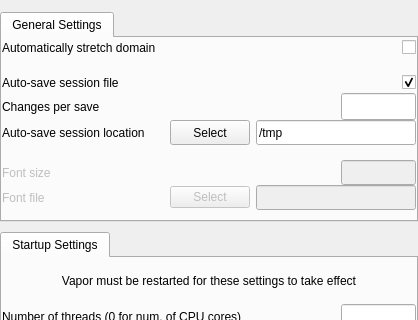
Before: the Qt Designer form apps/vaporgui/SettingsGUI.ui in StasJ/vapor-formatted, drawn with Qt 5; both pictures show x 0 to 418 and y 0 to 320 of the 418 by 808 pixel window.
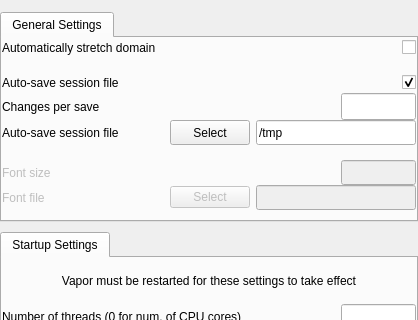
After: the same form once the commit is applied.

The edit to the form file:
```diff
--- a/apps/vaporgui/SettingsGUI.ui
+++ b/apps/vaporgui/SettingsGUI.ui
@@ -238,7 +238,7 @@
               <string>The file specified for auto save is overwritten every time there is an automatic session save</string>
              </property>
              <property name="text">
-              <string>Auto-save session location</string>
+              <string>Auto-save session file</string>
              </property>
              <property name="wordWrap">
               <bool>false</bool>
```
